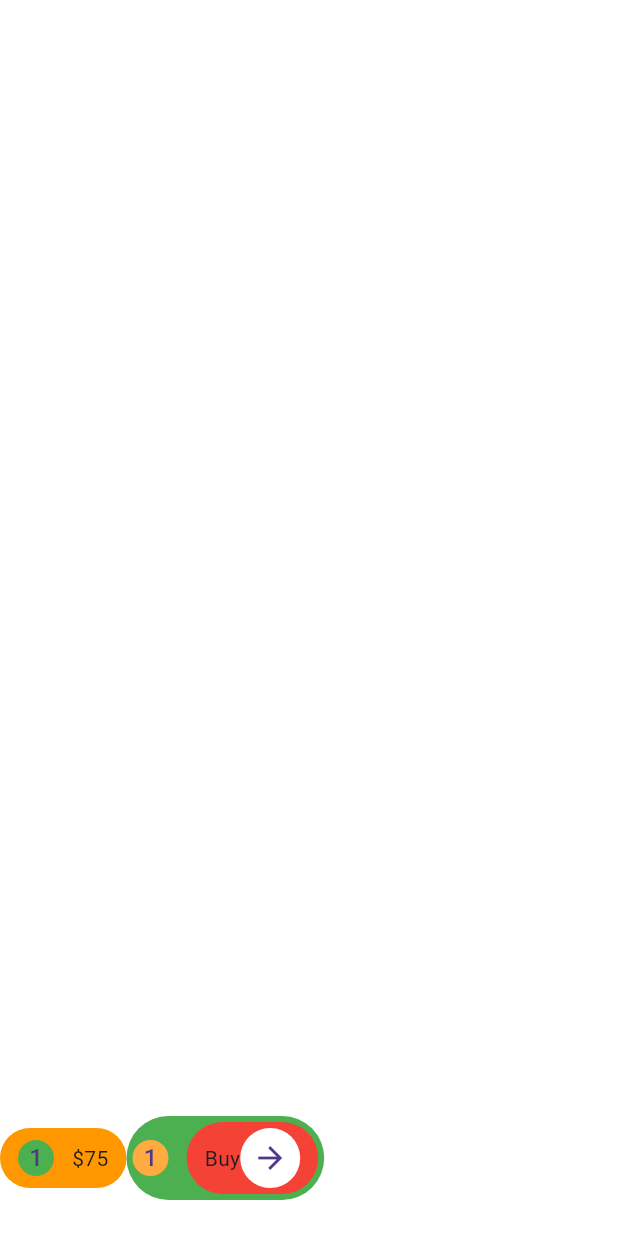
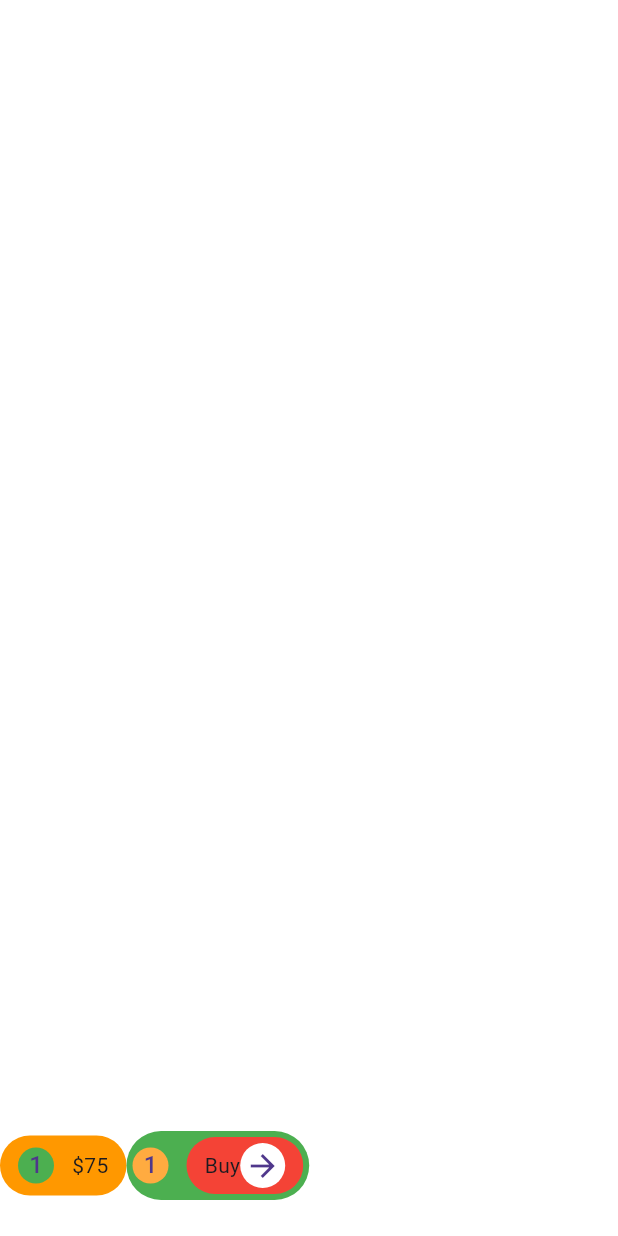
Before and after one commit to JAICHANGPARK/flutter_notebook_chapter_43, a Flutter app: the MarketplaceCartPage screen opened directly, on a phone screen of 412 x 824 dp. Run offline on Flutter 3.47's test engine with Material 3 defaults, Android fonts, the phone set to English and light mode, and no system bars; our stand-ins replace gap, hugeicons.

Commit message:
Update marketplace_cart_page.dart

```diff
--- a/lib/ep2168_marketplace_app/ui/marketplace_cart_page.dart
+++ b/lib/ep2168_marketplace_app/ui/marketplace_cart_page.dart
@@ -93,9 +93,12 @@ class _MarketplaceCartPageState extends State<MarketplaceCartPage> {
                             color: Colors.red,
                           ),
                           child: Row(
+
                             children: [
                               Text("Buy"),
+
                               CircleAvatar(
+                                radius: 15,
                                 backgroundColor: Colors.white,
                                 child: Icon(Icons.arrow_forward),
                               )
```
